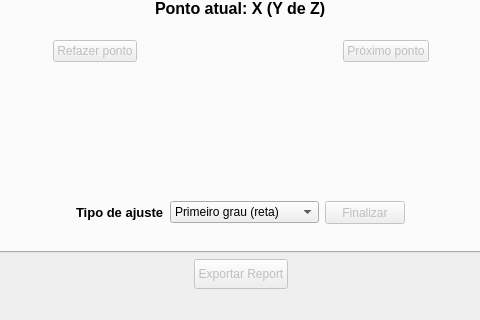
Above: uis/CalibraPy.ui from jceneziojr/CalibraPy before the change; both pictures show x 159 to 639 and y 280 to 600 of the 800 by 600 pixel window. Below: the same form after it.
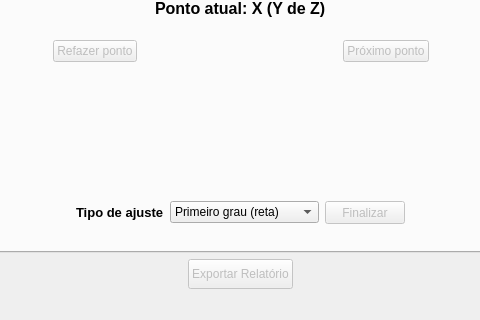
That is the form after the change. Icons and pictures are not drawn. Custom widgets are drawn as their Qt base class.

Diff of the .ui file:
```diff
--- a/uis/CalibraPy.ui
+++ b/uis/CalibraPy.ui
@@ -675,7 +675,7 @@
        </size>
       </property>
       <property name="text">
-       <string>Exportar Report</string>
+       <string>Exportar Relatório</string>
       </property>
      </widget>
     </item>
```
Left out of the diff: 5 changed lines with no effect on the pictures.
